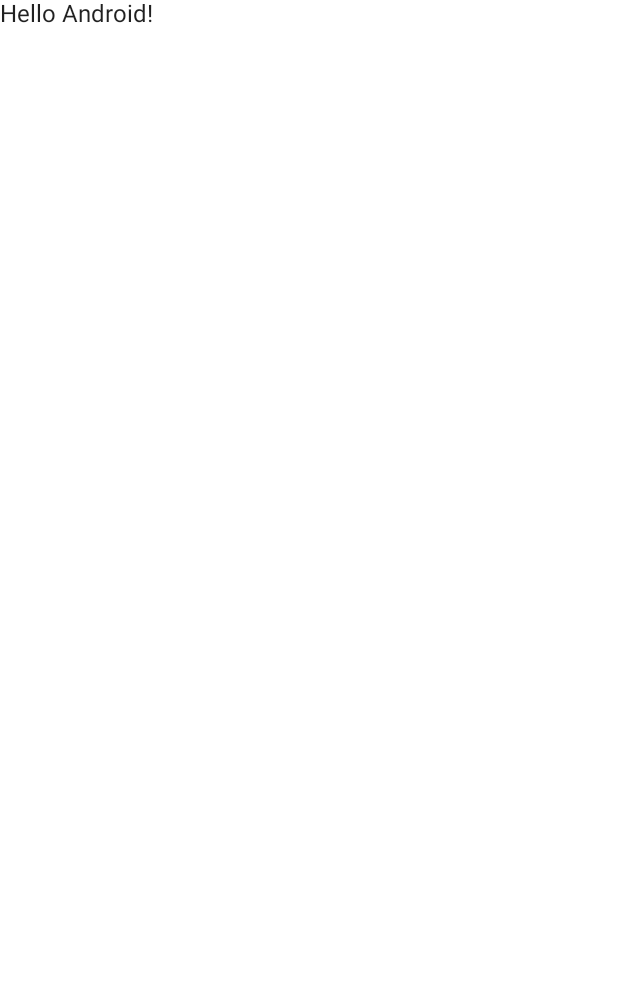
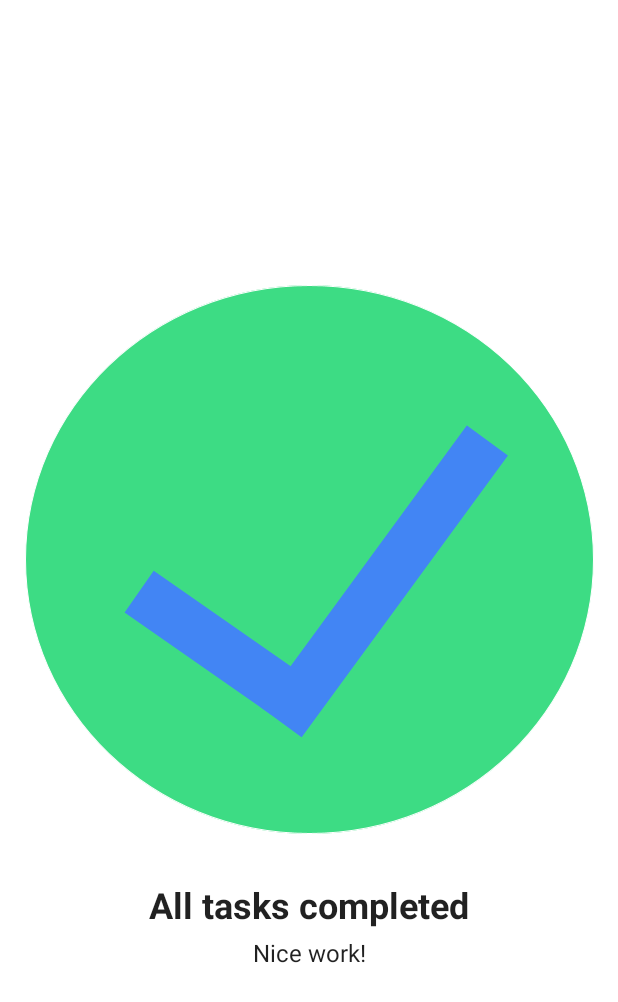
Before and after one commit to MichalRac/AndroidExercises, an Android app built with Jetpack Compose: the screen it shows after launch (MainActivity), on a phone screen of 412 x 824 dp. Before the commit the part shown is almost empty. Shown: the top 1002 px of the screen. Run offline under Robolectric (Android 15) with nearby library versions, the phone set to English and light mode, and no system bars.

Commit message:
[TaskManager] Solve TaskManager exercise by adding tasks completed screen

```diff
--- a/TaskManager/app/src/main/java/com/michal_rac/taskmanager/MainActivity.kt
+++ b/TaskManager/app/src/main/java/com/michal_rac/taskmanager/MainActivity.kt
@@ -3,13 +3,21 @@ package com.michal_rac.taskmanager
 import android.os.Bundle
 import androidx.activity.ComponentActivity
 import androidx.activity.compose.setContent
-import androidx.compose.foundation.layout.fillMaxSize
+import androidx.compose.foundation.Image
+import androidx.compose.foundation.layout.*
 import androidx.compose.material.MaterialTheme
 import androidx.compose.material.Surface
 import androidx.compose.material.Text
 import androidx.compose.runtime.Composable
+import androidx.compose.ui.Alignment
 import androidx.compose.ui.Modifier
+import androidx.compose.ui.res.painterResource
+import androidx.compose.ui.res.stringResource
+import androidx.compose.ui.text.font.FontWeight
+import androidx.compose.ui.text.style.TextAlign
 import androidx.compose.ui.tooling.preview.Preview
+import androidx.compose.ui.unit.dp
+import androidx.compose.ui.unit.sp
 import com.michal_rac.taskmanager.ui.theme.TaskManagerTheme
 
 class MainActivity : ComponentActivity() {
@@ -22,22 +30,52 @@ class MainActivity : ComponentActivity() {
                     modifier = Modifier.fillMaxSize(),
                     color = MaterialTheme.colors.background
                 ) {
-                    Greeting("Android")
+                    TasksCompleted()
                 }
             }
         }
     }
 }
 
-@Composable
-fun Greeting(name: String) {
-    Text(text = "Hello $name!")
-}
-
 @Preview(showBackground = true)
 @Composable
 fun DefaultPreview() {
     TaskManagerTheme {
-        Greeting("Android")
+        TasksCompleted()
     }
 }
+
+@Composable
+fun TasksCompleted()
+{
+    Column(
+        Modifier
+            .fillMaxSize()
+            .wrapContentHeight(Alignment.CenterVertically)
+    ) {
+        Image(
+            painterResource(R.drawable.ic_task_completed),
+            contentDescription = null,
+            Modifier
+                .fillMaxWidth()
+                .wrapContentWidth(Alignment.CenterHorizontally)
+        )
+
+        Text(
+            stringResource(R.string.all_tasks_completed_text),
+            Modifier
+                .fillMaxWidth()
+                .padding(top = 24.dp, bottom = 8.dp),
+            fontSize = 24.sp,
+            textAlign = TextAlign.Center,
+            fontWeight = FontWeight.Bold,
+        )
+
+        Text(
+            stringResource(R.string.congratulations_text),
+            Modifier.fillMaxWidth(),
+            fontSize = 16.sp,
+            textAlign = TextAlign.Center
+        )
+    }
+}
--- a/TaskManager/app/src/main/res/values/strings.xml
+++ b/TaskManager/app/src/main/res/values/strings.xml
@@ -1,3 +1,5 @@
 <resources>
     <string name="app_name">TaskManager</string>
+    <string name="all_tasks_completed_text">All tasks completed</string>
+    <string name="congratulations_text">Nice work!</string>
 </resources>
```
Also changed, not shown: TaskManager/app/src/main/res/drawable-nodpi/ic_task_completed.png (added).
